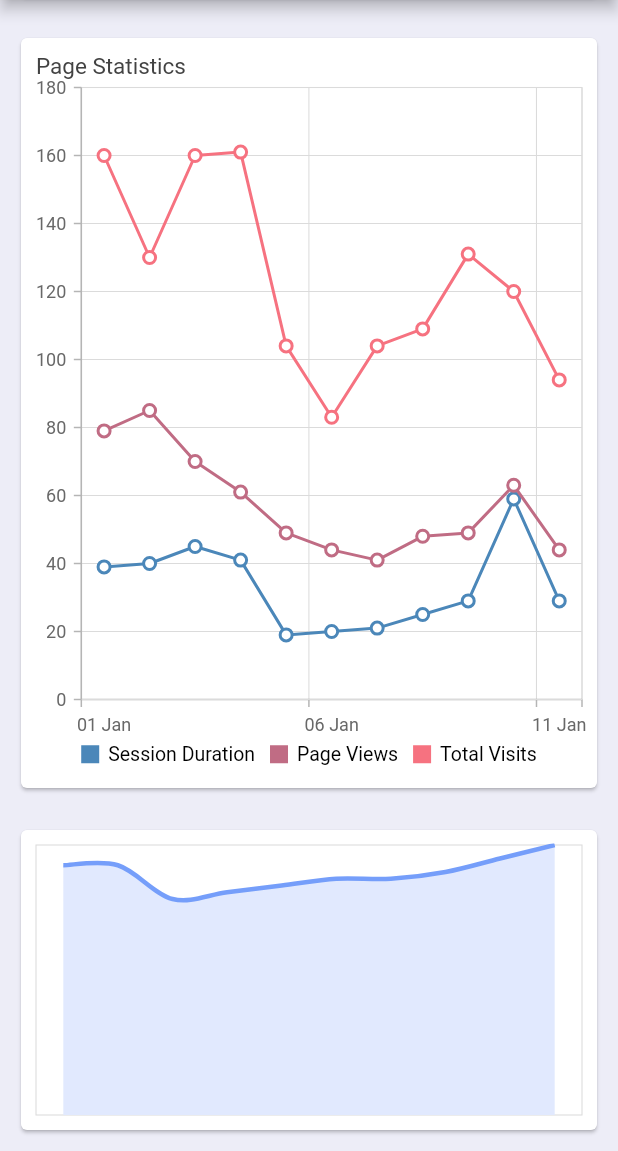
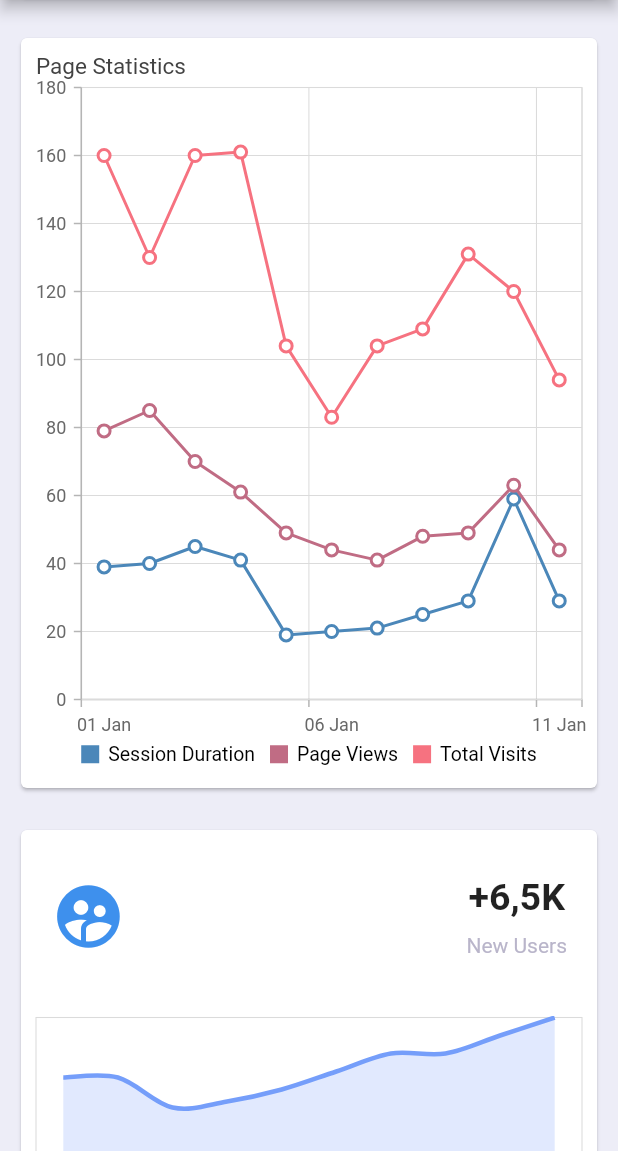
Before and after one commit to nguyenthegiang/projectMobifone_mobile, a Flutter app: the screen it shows after launch, scrolled down 1972 dp, on a phone screen of 412 x 824 dp, the part 85-1236 px from its top. Run offline on Flutter 3.47's test engine with Material 2 defaults, Android fonts, the phone set to English and light mode, and no system bars; our stand-ins replace syncfusion_flutter_charts.

Commit message:
Finish Card 5

```diff
--- a/lib/Widget/card_5.dart
+++ b/lib/Widget/card_5.dart
@@ -9,7 +9,47 @@ class Card5 extends StatelessWidget {
     return Container(
       margin: EdgeInsets.all(10),
       child: Card(
-        child: Card5Chart(),
+        child: Column(
+          children: [
+            //1 số thành phần khác
+            Padding(
+              padding: const EdgeInsets.symmetric(
+                horizontal: 20,
+                vertical: 30,
+              ),
+              child: Row(
+                mainAxisAlignment: MainAxisAlignment.spaceBetween,
+                children: [
+                  Icon(
+                    Icons.supervised_user_circle,
+                    size: 50,
+                    color: Color.fromARGB(255, 62, 144, 237),
+                  ),
+                  Column(
+                    children: [
+                      Text(
+                        '+6,5K',
+                        style: TextStyle(
+                          fontSize: 25,
+                          fontWeight: FontWeight.bold,
+                        ),
+                      ),
+                      SizedBox(height: 10),
+                      Text(
+                        'New Users',
+                        style: TextStyle(
+                          color: Color.fromARGB(255, 185, 181, 202),
+                        ),
+                      ),
+                    ],
+                  ),
+                ],
+              ),
+            ),
+            //Chart
+            Card5Chart(),
+          ],
+        ),
       ),
     );
   }
--- a/lib/Widget/card_5_chart.dart
+++ b/lib/Widget/card_5_chart.dart
@@ -16,16 +16,16 @@ class _Card5ChartState extends State<Card5Chart> {
   @override
   void initState() {
     data = [
-      _ChartData('Jan', 37),
-      _ChartData('Feb', 37),
-      _ChartData('Mar', 32),
-      _ChartData('Apr', 33),
-      _ChartData('May', 34),
-      _ChartData('Jun', 35),
-      _ChartData('Jul', 35),
-      _ChartData('Aug', 36),
-      _ChartData('Sep', 38),
-      _ChartData('Oct', 40),
+      _ChartData('Jan', 35),
+      _ChartData('Feb', 35),
+      _ChartData('Mar', 30),
+      _ChartData('Apr', 31),
+      _ChartData('May', 33),
+      _ChartData('Jun', 36),
+      _ChartData('Jul', 39),
+      _ChartData('Aug', 39),
+      _ChartData('Sep', 42),
+      _ChartData('Oct', 45),
     ];
     _tooltip = TooltipBehavior(enable: true);
     super.initState();
@@ -42,7 +42,7 @@ class _Card5ChartState extends State<Card5Chart> {
         ),
         primaryYAxis: NumericAxis(
           minimum: 0,
-          maximum: 40,
+          maximum: 45,
           interval: 10,
           //Ẩn cái grid ở background
           isVisible: false,
```
